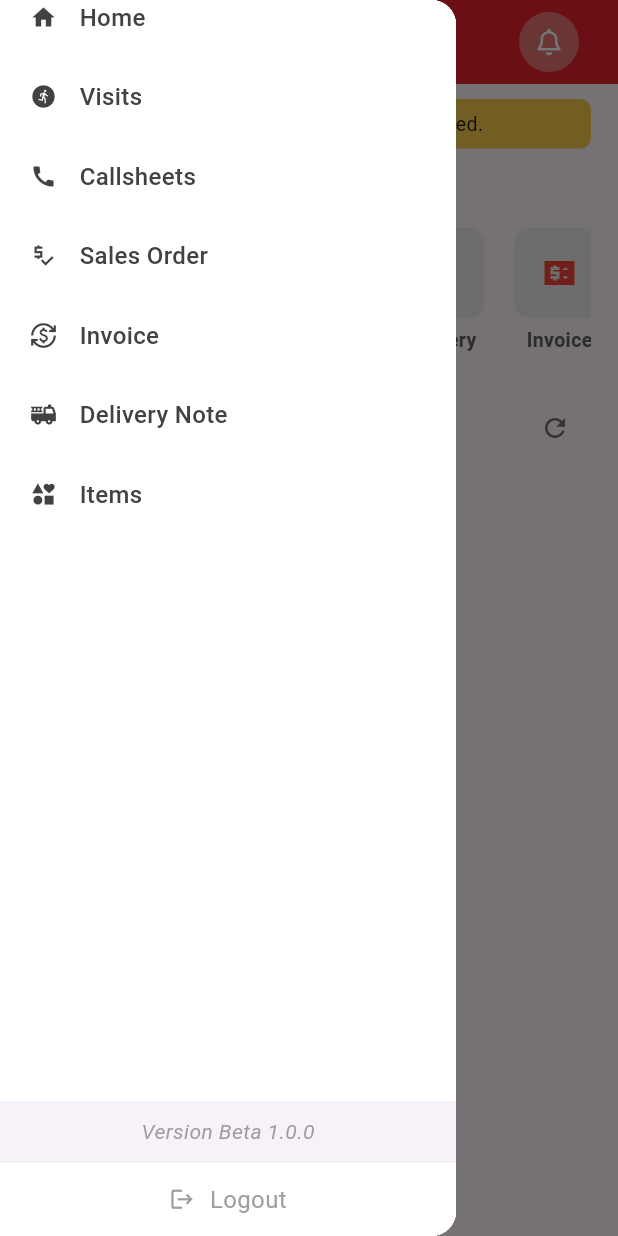
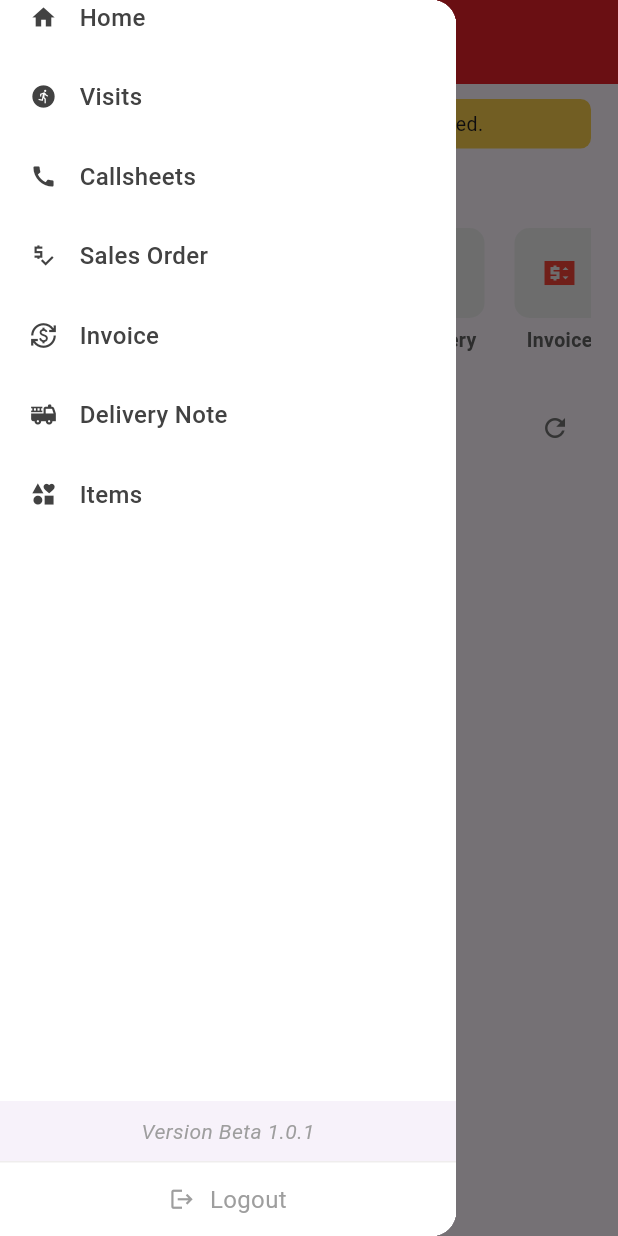
Before and after one commit to ramdhani136/salesappnew, a Flutter app: the HomeScreen screen opened by its route, with the side drawer open, on a phone screen of 412 x 824 dp. Run offline on Flutter 3.47's test engine with Material 3 defaults, Android fonts, the phone set to English and light mode, and no system bars; our stand-ins replace bloc, flutter_bloc, flutter_contacts, flutter_easyloading, flutter_keyboard_visibility, flutter_rating_bar and 13 more; missing offline and left inert: jwt_decode; accounts and stored records are empty; network calls fail.

Commit message:
upload versi 1.0.1 beta

```diff
--- a/lib/bloc/dn/dn_bloc.dart
+++ b/lib/bloc/dn/dn_bloc.dart
@@ -23,7 +23,7 @@ class DnBloc extends Bloc<DnEvent, DnState> {
 
   Future<void> _GetAllData(DnGetAll event, Emitter<DnState> emit) async {
     try {
-      int page = 1;
+      // int page = 1;
       if (state is! DnIsLoaded || event.getRefresh) {
         emit(DnIsLoading());
       } else {
@@ -65,7 +65,6 @@ class DnBloc extends Bloc<DnEvent, DnState> {
         ],
         filters: filters,
       );
-
       if (getData['status'] == 200) {
         page = getData['nextPage'];
         List response = getData['data'];
--- a/lib/bloc/invoice/invoice_bloc.dart
+++ b/lib/bloc/invoice/invoice_bloc.dart
@@ -31,7 +31,6 @@ class InvoiceBloc extends Bloc<InvoiceEvent, InvoiceState> {
   Future<void> _GetAllData(
       InvoiceGetAll event, Emitter<InvoiceState> emit) async {
     try {
-      int page = 1;
       if (state is! InvoiceIsLoaded || event.getRefresh) {
         emit(InvoiceLoading());
       } else {
--- a/lib/bloc/item/item_bloc.dart
+++ b/lib/bloc/item/item_bloc.dart
@@ -26,7 +26,6 @@ class ItemBloc extends Bloc<ItemEvent, ItemState> {
 
   Future<void> _GetAllData(ItemGetAll event, Emitter<ItemState> emit) async {
     try {
-      int page = 1;
       if (state is! ItemIsLoaded || event.getRefresh) {
         emit(ItemIsLoading());
       } else {
--- a/lib/bloc/order/order_bloc.dart
+++ b/lib/bloc/order/order_bloc.dart
@@ -46,7 +46,6 @@ class OrderBloc extends Bloc<OrderEvent, OrderState> {
 
   Future<void> _GetAllData(OrderGetAll event, Emitter<OrderState> emit) async {
     try {
-      int page = 1;
       if (state is! OrderIsLoaded || event.getRefresh) {
         emit(OrderIsLoading());
       } else {
--- a/lib/screens/home/home_screen.dart
+++ b/lib/screens/home/home_screen.dart
@@ -13,7 +13,6 @@ import 'package:salesappnew/config/Config.dart';
 import 'package:salesappnew/models/key_value_model.dart';
 import 'package:salesappnew/screens/dn/dn_screen.dart';
 import 'package:salesappnew/screens/home/widgets/menu_list.dart';
-import 'package:flutter_svg/flutter_svg.dart';
 import 'package:salesappnew/screens/invoice/invoice_screen.dart';
 import 'package:salesappnew/screens/item/item_screen.dart';
 import 'package:salesappnew/screens/order/order_screen.dart';
@@ -112,23 +111,23 @@ class _HomeScreenState extends State<HomeScreen> {
                 ],
               ),
             ),
-            Row(
-              children: [
-                CircleAvatar(
-                  backgroundColor: Colors.red[300],
-                  radius: 20,
-                  child: SvgPicture.asset(
-                    'assets/icons/notif.svg',
-                    width: 18,
-                    height: 18,
-                    color: Colors.white,
-                  ),
-                ),
-                const SizedBox(
-                  width: 10,
-                ),
-              ],
-            )
+            // Row(
+            //   children: [
+            //     CircleAvatar(
+            //       backgroundColor: Colors.red[300],
+            //       radius: 20,
+            //       child: SvgPicture.asset(
+            //         'assets/icons/notif.svg',
+            //         width: 18,
+            //         height: 18,
+            //         color: Colors.white,
+            //       ),
+            //     ),
+            //     const SizedBox(
+            //       width: 10,
+            //     ),
+            //   ],
+            // )
           ],
         ),
         centerTitle: true,
--- a/lib/widgets/drawer_widget.dart
+++ b/lib/widgets/drawer_widget.dart
@@ -297,7 +297,7 @@ class DrawerWidget extends StatelessWidget {
           Padding(
             padding: const EdgeInsets.all(10),
             child: Text(
-              'Version Beta 1.0.0',
+              'Version Beta 1.0.1',
               style: TextStyle(
                 color: Colors.grey[500],
                 fontStyle: FontStyle.italic,
```
Also changed, not shown: lib/screens/dn/widgets/dn_body_list.dart (+10 -2 lines), lib/screens/item/item_form.dart (+14 -14 lines).
